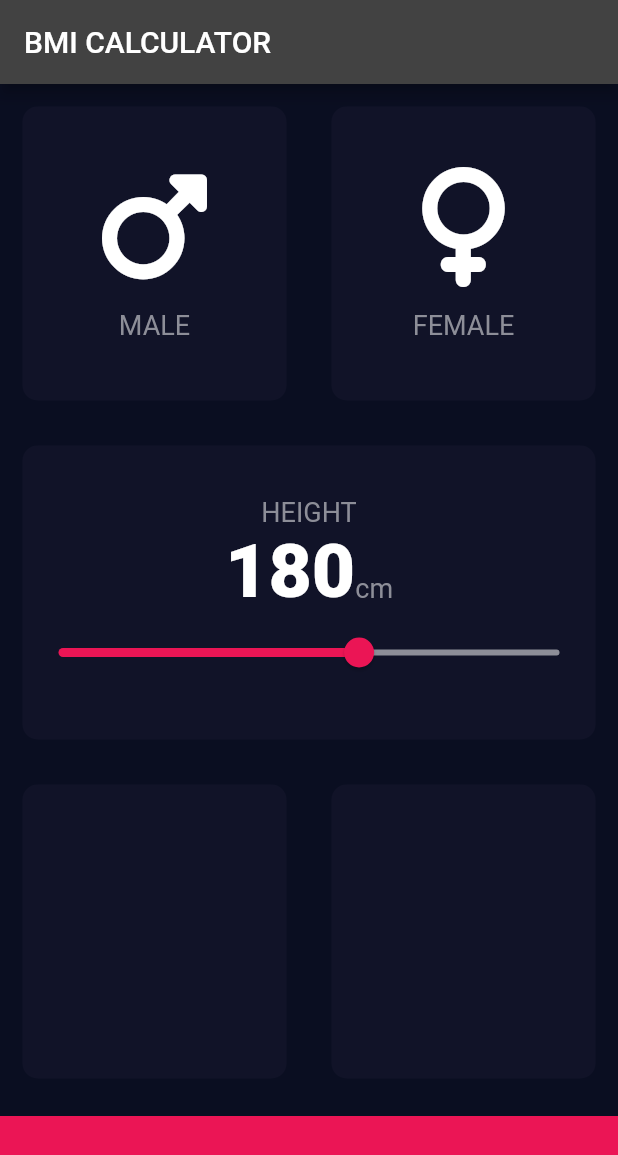
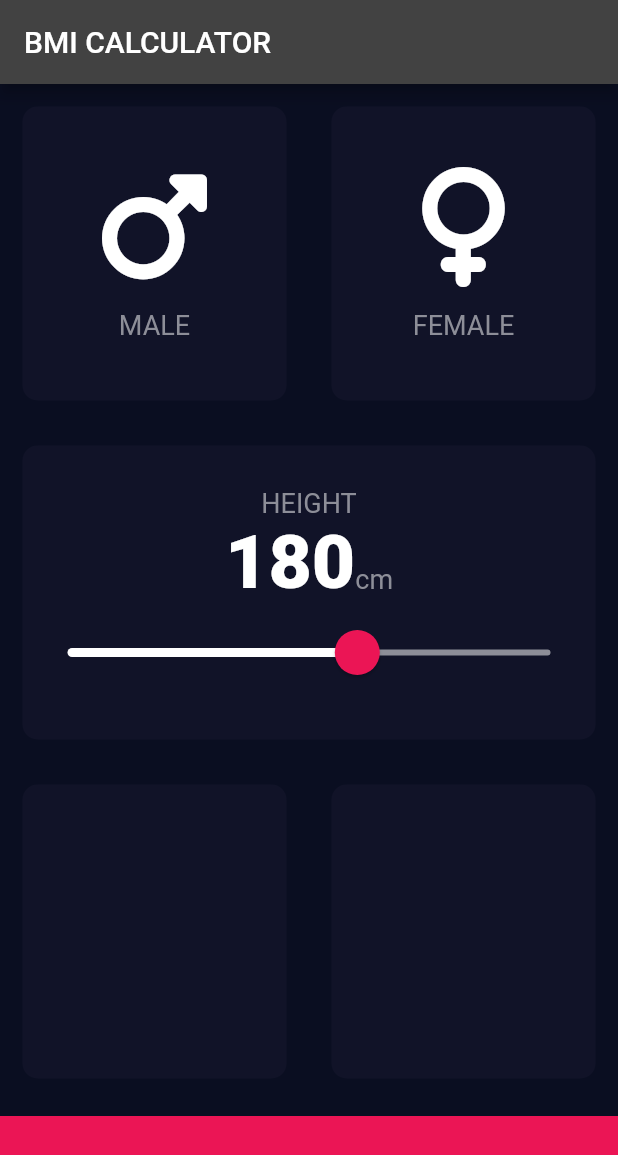
Before and after one commit to robin-correa/flutter-project2, a Flutter app: the screen it shows after launch, on a phone screen of 412 x 824 dp. Shown: the top 1155 px of the screen. Run offline on Flutter 3.47's test engine with Material 2 defaults, Android fonts, the phone set to English and light mode, and no system bars; our stand-ins replace font_awesome_flutter.

Commit message:
Add styling to height slider.

```diff
--- a/lib/input_page.dart
+++ b/lib/input_page.dart
@@ -90,17 +90,25 @@ class _InputPageState extends State<InputPage> {
                     ),
                   ],
                 ),
-                Slider(
+                SliderTheme(
+                  data: SliderTheme.of(context).copyWith(
+                    inactiveTrackColor: const Color(0xFF8D8E98),
+                    activeTrackColor: Colors.white,
+                    thumbColor: const Color(0xFFEB1555),
+                    overlayColor: const Color(0x29EB1555),
+                    thumbShape: const RoundSliderThumbShape(enabledThumbRadius: 15.0),
+                    overlayShape: const RoundSliderOverlayShape(overlayRadius: 30.0),
+                  ),
+                  child: Slider(
                     value: height.toDouble(),
                     min: 120.0,
                     max: 220.0,
-                  activeColor: Color(0xFFEB1555),
-                  inactiveColor: Color(0xFF8D8E98),
                     onChanged: (double newValue) {
                       setState(() {
                         height = newValue.round();
                       });
                     },
+                  ),
                 ),
               ]),
             ),
```
Lines whose indentation alone changed are shown as unchanged.
